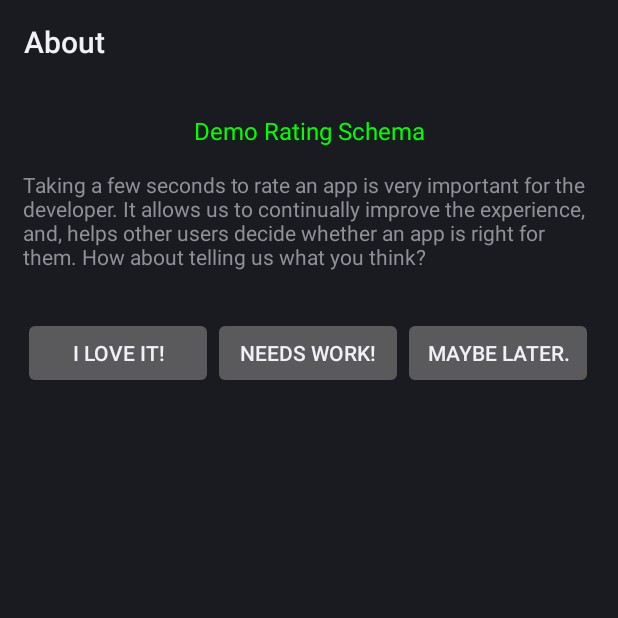
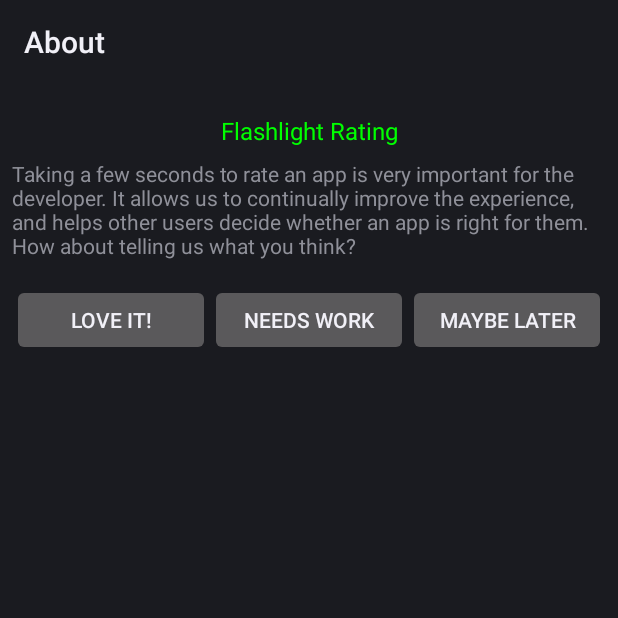
Before and after one commit to sanbeg/flashlight, an Android app: the AboutActivity screen opened directly, with no data from a screen before it, on a phone screen of 412 x 824 dp, the top half of it. Run offline under Robolectric (Android 15) with nearby library versions, the phone set to English and light mode, and no system bars.

Commit message:
simplify layouts, extract strings

```diff
--- a/app/src/main/java/io/github/sanbeg/flashlight/AboutActivity.java
+++ b/app/src/main/java/io/github/sanbeg/flashlight/AboutActivity.java
@@ -5,38 +5,25 @@ import android.content.Intent;
 import android.net.Uri;
 import android.os.Bundle;
 import android.view.View;
-import android.view.View.OnClickListener;
 
-public class AboutActivity extends Activity implements OnClickListener{
+public class AboutActivity extends Activity  {
 
 	@Override
     public void onCreate(Bundle savedInstanceState) {
         super.onCreate(savedInstanceState);
         setContentView(R.layout.about);
-        findViewById(R.id.i_love_it).setOnClickListener(this);
-        findViewById(R.id.needs_work).setOnClickListener(this);
-        findViewById(R.id.maybe_later).setOnClickListener(this);
     }
 
-	@Override
 	public void onClick(View v) {
-		Intent i = null;
+		Intent intent;
 		switch (v.getId()) {
 		case R.id.i_love_it:
-			//use your app id below!
-			i = new Intent(Intent.ACTION_VIEW, Uri.parse("market://details?id=io.github.sanbeg.flashlight"));
-			startActivity(i);
+			intent = new Intent(Intent.ACTION_VIEW, Uri.parse("market://details?id=io.github.sanbeg.flashlight"));
+			startActivity(intent);
 			break;
 		case R.id.needs_work:
-			i = new Intent(android.content.Intent.ACTION_SEND);
-			//use your e-mail address below!
-            /*
-			i.putExtra(android.content.Intent.EXTRA_EMAIL, new String[] {"ob1@cheesejedi.com"});
-			i.putExtra(android.content.Intent.EXTRA_SUBJECT, "Needs Improvement!");
-			i.setType("plain/text");
-			*/
-            i = new Intent(Intent.ACTION_VIEW, Uri.parse("https://github.com/sanbeg/flashlight/issues/"));
-			startActivity(i);
+            intent = new Intent(Intent.ACTION_VIEW, Uri.parse("https://github.com/sanbeg/flashlight/issues/"));
+			startActivity(intent);
 			break;
 		case R.id.maybe_later:
 			//Go ahead and continue with your application
--- a/app/src/main/res/layout/about.xml
+++ b/app/src/main/res/layout/about.xml
@@ -10,37 +10,43 @@
         android:gravity="center"
         android:textSize="16sp"
         android:textColor="#00ff00"
-        android:text="Demo Rating Schema" />
+        android:text="@string/about_rate_heading" />
     <TextView
-    	android:layout_margin="15dip"
+    	android:layout_margin="8dp"
         android:layout_width="fill_parent"
         android:layout_height="wrap_content"
-        android:text="Taking a few seconds to rate an app is very important for the developer. It allows us to continually improve the experience, and, helps other users decide whether an app is right for them. How about telling us what you think?" />
-    <TableLayout
+        android:text="@string/about_rate_text" />
+    <LinearLayout
+		android:orientation="horizontal"
     	android:layout_width="fill_parent"
     	android:layout_height="wrap_content"
-    	android:stretchColumns="*"
-    	android:layout_margin="15dip"
-    	android:gravity="center">
-    	<TableRow >
+		android:gravity="center"
+		android:layout_margin="8dp">
+
 		    <Button
 		        android:id="@+id/i_love_it"
-		        android:layout_width="fill_parent"
-		        android:layout_height="wrap_content"
 		        android:width="0dip"
-		        android:text="I love it!"/>
+		        android:text="@string/about_pos_btn_text"
+				android:layout_width="0dp"
+				android:layout_height="wrap_content"
+				android:layout_weight="1"
+                android:onClick="onClick" />
 		    <Button
 		        android:id="@+id/needs_work"
-		        android:layout_height="wrap_content"
-		        android:layout_width="fill_parent"
 		        android:width="0dip"
-		        android:text="Needs work!"/>
+		        android:text="@string/about_neg_button_text"
+				android:layout_width="0dp"
+				android:layout_height="wrap_content"
+				android:layout_weight="1"
+                android:onClick="onClick" />
 		    <Button
 		        android:id="@+id/maybe_later"
-		        android:layout_height="wrap_content"
-		        android:layout_width="fill_parent"
 		        android:width="0dip"
-		        android:text="Maybe later."/>
-		</TableRow>
-	</TableLayout>
+		        android:text="@string/about_meh_btn_text"
+				android:layout_width="0dp"
+				android:layout_height="wrap_content"
+				android:layout_weight="1"
+                android:onClick="onClick" />
+
+	</LinearLayout>
 </LinearLayout>
--- a/app/src/main/res/values/strings.xml
+++ b/app/src/main/res/values/strings.xml
@@ -1,6 +1,5 @@
 <?xml version="1.0" encoding="utf-8"?>
 <resources>
-
     <string name="app_name">Open FlashLight</string>
     <string name="title_activity_settings">Settings</string>
 
@@ -14,4 +13,9 @@
     <string name="pref_long_press">long_press</string>
     <string name="pref_white">white</string>
     <string name="action_about_title">About</string>
+    <string name="about_rate_text">Taking a few seconds to rate an app is very important for the developer. It allows us to continually improve the experience, and helps other users decide whether an app is right for them. How about telling us what you think?</string>
+    <string name="about_pos_btn_text">Love It!</string>
+    <string name="about_neg_button_text">Needs Work</string>
+    <string name="about_meh_btn_text">Maybe Later</string>
+    <string name="about_rate_heading">Flashlight Rating</string>
 </resources>
```
